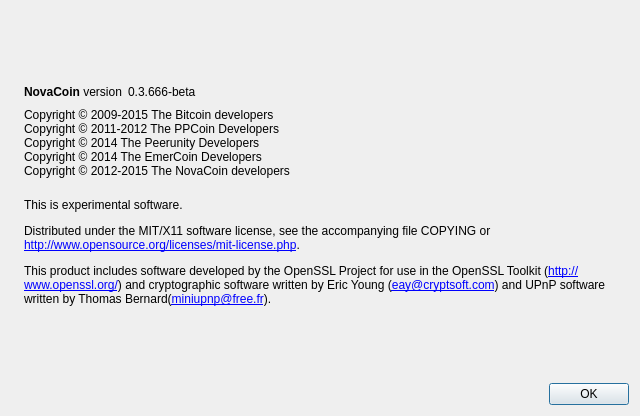
Qt form src/qt/forms/aboutdialog.ui (mcastillo0724/novacoin) before a commit.
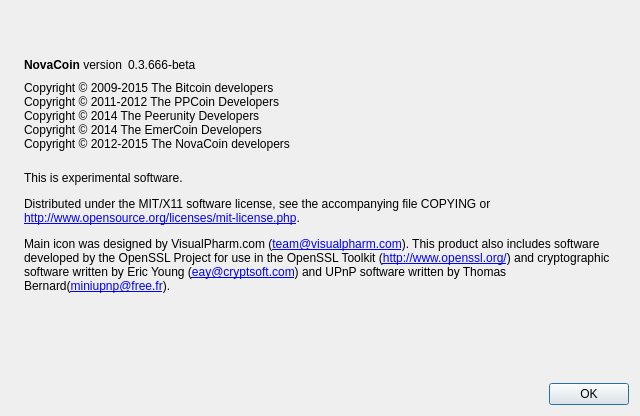
The same form after that commit. Icons and pictures are not drawn.

Commit message: Add VisualPharm copyright notice.

```diff
--- a/src/qt/forms/aboutdialog.ui
+++ b/src/qt/forms/aboutdialog.ui
@@ -111,7 +111,7 @@
         <cursorShape>IBeamCursor</cursorShape>
        </property>
        <property name="text">
-        <string>&lt;html&gt;&lt;head/&gt;&lt;body&gt;&lt;p&gt;&lt;br/&gt;This is experimental software.&lt;/p&gt;&lt;p&gt;Distributed under the MIT/X11 software license, see the accompanying file COPYING or &lt;br/&gt;&lt;a href=&quot;http://www.opensource.org/licenses/mit-license.php&quot;&gt;&lt;span style=&quot; text-decoration: underline; color:#0000ff;&quot;&gt;http://www.opensource.org/licenses/mit-license.php&lt;/span&gt;&lt;/a&gt;.&lt;/p&gt;&lt;p&gt;This product includes software developed by the OpenSSL Project for use in the OpenSSL Toolkit (&lt;a href=&quot;http://www.openssl.org/&quot;&gt;&lt;span style=&quot; text-decoration: underline; color:#0000ff;&quot;&gt;http://www.openssl.org/&lt;/span&gt;&lt;/a&gt;) and cryptographic software written by Eric Young (&lt;a href=&quot;mailto:eay@cryptsoft.com&quot;&gt;&lt;span style=&quot; text-decoration: underline; color:#0000ff;&quot;&gt;eay@cryptsoft.com&lt;/span&gt;&lt;/a&gt;) and UPnP software written by Thomas Bernard(&lt;a href=&quot;mailto:miniupnp@free.fr&quot;&gt;&lt;span style=&quot; text-decoration: underline; color:#0000ff;&quot;&gt;miniupnp@free.fr&lt;/span&gt;&lt;/a&gt;).&lt;/p&gt;&lt;/body&gt;&lt;/html&gt;</string>
+        <string>&lt;html&gt;&lt;head/&gt;&lt;body&gt;&lt;p&gt;&lt;br/&gt;This is experimental software.&lt;/p&gt;&lt;p&gt;Distributed under the MIT/X11 software license, see the accompanying file COPYING or &lt;br/&gt;&lt;a href=&quot;http://www.opensource.org/licenses/mit-license.php&quot;&gt;&lt;span style=&quot; text-decoration: underline; color:#0000ff;&quot;&gt;http://www.opensource.org/licenses/mit-license.php&lt;/span&gt;&lt;/a&gt;.&lt;/p&gt;&lt;p&gt;Main icon was designed by VisualPharm.com (&lt;a href=&quot;mailto:team@visualpharm.com&quot;&gt;&lt;span style=&quot; text-decoration: underline; color:#0000ff;&quot;&gt;team@visualpharm.com&lt;/span&gt;&lt;/a&gt;). This product also includes software developed by the OpenSSL Project for use in the OpenSSL Toolkit (&lt;a href=&quot;http://www.openssl.org/&quot;&gt;&lt;span style=&quot; text-decoration: underline; color:#0000ff;&quot;&gt;http://www.openssl.org/&lt;/span&gt;&lt;/a&gt;) and cryptographic software written by Eric Young (&lt;a href=&quot;mailto:eay@cryptsoft.com&quot;&gt;&lt;span style=&quot; text-decoration: underline; color:#0000ff;&quot;&gt;eay@cryptsoft.com&lt;/span&gt;&lt;/a&gt;) and UPnP software written by Thomas Bernard(&lt;a href=&quot;mailto:miniupnp@free.fr&quot;&gt;&lt;span style=&quot; text-decoration: underline; color:#0000ff;&quot;&gt;miniupnp@free.fr&lt;/span&gt;&lt;/a&gt;).&lt;/p&gt;&lt;p&gt;&lt;br/&gt;&lt;/p&gt;&lt;/body&gt;&lt;/html&gt;</string>
        </property>
        <property name="wordWrap">
         <bool>true</bool>
```
The commit also changes 3 other files.
